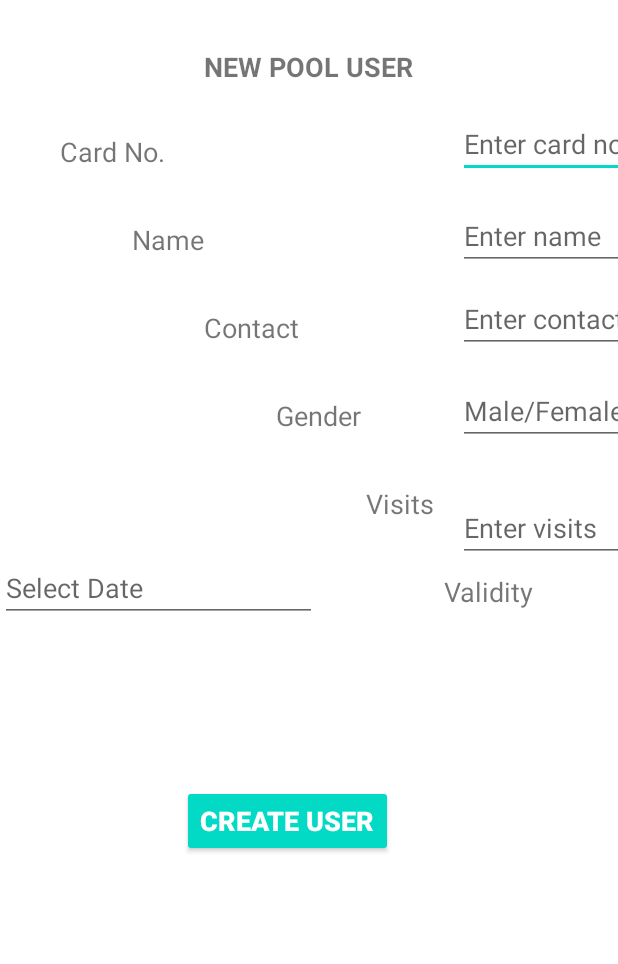
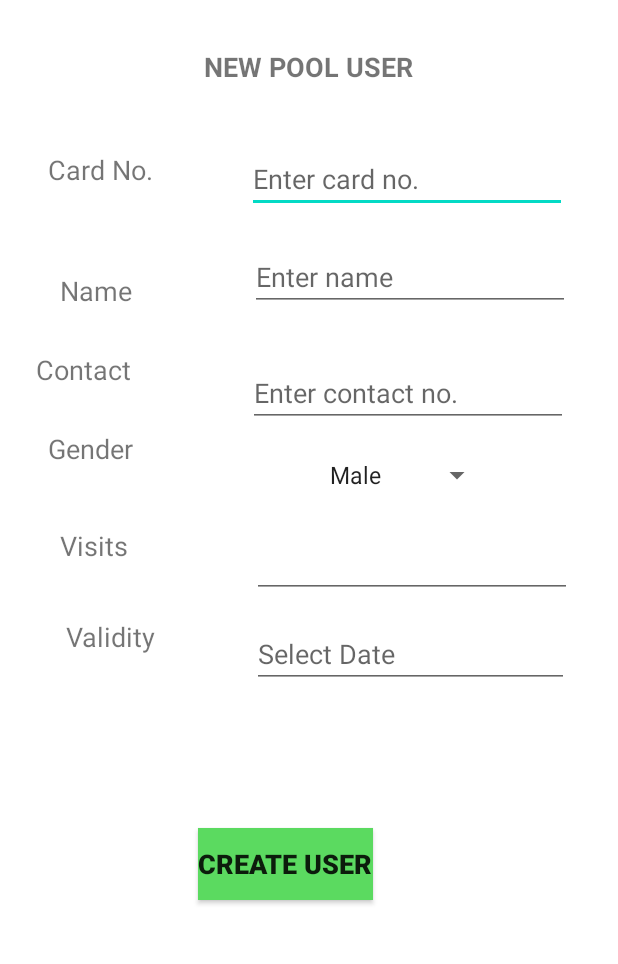
Before and after one commit to Gautime/NITC-Swimming-Pool-App, an Android app: the User screen opened directly, with no data from a screen before it, on a phone screen of 412 x 824 dp, the part 84-1048 px from its top. Run offline under Robolectric (Android 15) with nearby library versions, the phone set to English and light mode, and no system bars; our stand-ins replace Firebase (no records; nobody signed in at launch, a user with empty details on screens opened directly).

Commit message:
Corrected Update payment and add user

```diff
--- a/PoolManagement/app/src/main/java/com/example/poolmanagement/User.java
+++ b/PoolManagement/app/src/main/java/com/example/poolmanagement/User.java
@@ -29,6 +29,8 @@ public class User extends AppCompatActivity implements AdapterView.OnItemSelecte
 
     private FirebaseFirestore db;
     private Map<String,Object> data = new HashMap<>();
+    String validity;
+    String genderscroll;
     EditText card_no;
     EditText name;
     EditText contact;
@@ -52,7 +54,7 @@ public class User extends AppCompatActivity implements AdapterView.OnItemSelecte
         spinner_gender.setOnItemSelectedListener(this);
 
         //gender = (EditText) findViewById(R.id.editTextgender_user);       --to be updated--
-        visits = (EditText) findViewById(R.id.editText_visits_user);
+        visits = (EditText) findViewById(R.id.editText_intvisits_user);
         //validity = (EditText) findViewById(R.id.editText_validity_user);      --to be updated--
 
         text_validity_user = findViewById(R.id.text_validity_user);
@@ -74,7 +76,7 @@ public class User extends AppCompatActivity implements AdapterView.OnItemSelecte
             @Override
             public void onDateSet(DatePicker view, int year, int month, int dayOfMonth) {
                 month = month+1;
-                String date = day+"/"+month+"/"+year;
+                String date = month+"/"+day+"/"+year;
                 text_validity_user.setText(date);
             }
         };
@@ -86,8 +88,9 @@ public class User extends AppCompatActivity implements AdapterView.OnItemSelecte
                     @Override
                     public void onDateSet(DatePicker view, int year, int month, int day) {
                         month = month+1;
-                        String date = day+"/"+month+"/"+year;
-                        et_validityDate.setText(date);;
+                        String date = month+"/"+day+"/"+year;
+                        et_validityDate.setText(date);
+                        validity = date;
                     }
                 },year,month,day);
                         datePickerDialog.show();
@@ -99,11 +102,13 @@ public class User extends AppCompatActivity implements AdapterView.OnItemSelecte
     }
     @Override
     public void onItemSelected(AdapterView<?> parent, View view, int position, long id) {
-        Toast.makeText(this, parent.getSelectedItem().toString(), Toast.LENGTH_SHORT).show();
+       // Toast.makeText(this, parent.getSelectedItem().toString(), Toast.LENGTH_SHORT).show();
+        genderscroll = parent.getSelectedItem().toString();
     }
 
     @Override
     public void onNothingSelected(AdapterView<?> parent) {
+        genderscroll = "Male";
 
     }
 
@@ -113,16 +118,16 @@ public class User extends AppCompatActivity implements AdapterView.OnItemSelecte
         final String cardno = card_no.getText().toString();
         final String user = name.getText().toString();
         final String contactno = contact.getText().toString();
-        //final String genders = ge nder.getText().toString();      --to be updated--
-        final String visit = visits.getText().toString();
-        //final String valid = validity.getText().toString();       --to be updated--
+        final String genders = genderscroll;
+        final Integer visit = Integer.parseInt(visits.getText().toString());
+        final String valid = validity;
 
         data.put("card",cardno);
         data.put("Name",user);
         data.put("Contact",contactno);
-        //data.put("Gender",gender);            --to be updated--
+        data.put("Gender",genders);
         data.put("Visits",visit);
-        //data.put("Validity",valid);           --to be updated--
+        data.put("Validity",valid);
 
         db.collection("user").document(cardno)
                 .set(data)
--- a/PoolManagement/app/src/main/res/layout/activity_user.xml
+++ b/PoolManagement/app/src/main/res/layout/activity_user.xml
@@ -25,15 +25,13 @@
 
         <TextView
             android:id="@+id/text_card_user"
-        android:layout_width="0dp"
+            android:layout_width="wrap_content"
             android:layout_height="wrap_content"
-        android:layout_marginStart="40dp"
-        android:layout_marginLeft="40dp"
-        android:layout_marginTop="32dp"
+            android:layout_marginStart="32dp"
+            android:layout_marginLeft="32dp"
+            android:layout_marginTop="44dp"
             android:text="@string/text_card_user"
             android:textSize="18sp"
-        app:layout_constraintEnd_toEndOf="parent"
-        app:layout_constraintHorizontal_bias="0.119"
             app:layout_constraintStart_toStartOf="parent"
             app:layout_constraintTop_toBottomOf="@+id/text_user" />
 
@@ -41,71 +39,49 @@
             android:id="@+id/text_name_user"
             android:layout_width="0dp"
             android:layout_height="wrap_content"
-        android:layout_marginStart="48dp"
+            android:layout_marginStart="40dp"
             android:layout_marginLeft="40dp"
-        android:layout_marginTop="34dp"
+            android:layout_marginTop="56dp"
             android:text="@string/text_name_user"
             android:textSize="18sp"
-        app:layout_constraintEnd_toEndOf="@+id/text_card_user"
-        app:layout_constraintHorizontal_bias="0.0"
-        app:layout_constraintStart_toStartOf="@+id/text_card_user"
+            app:layout_constraintStart_toStartOf="parent"
             app:layout_constraintTop_toBottomOf="@+id/text_card_user" />
 
         <TextView
             android:id="@+id/text_contact_user"
             android:layout_width="0dp"
             android:layout_height="wrap_content"
-        android:layout_marginStart="48dp"
-        android:layout_marginLeft="40dp"
-        android:layout_marginTop="34dp"
+            android:layout_marginStart="24dp"
+            android:layout_marginLeft="24dp"
+            android:layout_marginTop="28dp"
             android:text="@string/text_contact_user"
             android:textSize="18sp"
-        app:layout_constraintEnd_toEndOf="@+id/text_name_user"
-        app:layout_constraintHorizontal_bias="0.0"
-        app:layout_constraintStart_toStartOf="@+id/text_name_user"
+            app:layout_constraintStart_toStartOf="parent"
             app:layout_constraintTop_toBottomOf="@+id/text_name_user" />
 
         <TextView
             android:id="@+id/text_gender_user"
             android:layout_width="0dp"
             android:layout_height="wrap_content"
-        android:layout_marginStart="48dp"
-        android:layout_marginLeft="40dp"
-        android:layout_marginTop="34dp"
+            android:layout_marginStart="32dp"
+            android:layout_marginLeft="32dp"
+            android:layout_marginTop="28dp"
             android:text="@string/text_gender_user"
             android:textSize="18sp"
-        app:layout_constraintEnd_toEndOf="@+id/text_contact_user"
-        app:layout_constraintHorizontal_bias="0.0"
-        app:layout_constraintStart_toStartOf="@+id/text_contact_user"
+            app:layout_constraintStart_toStartOf="parent"
             app:layout_constraintTop_toBottomOf="@+id/text_contact_user" />
 
         <TextView
             android:id="@+id/text_visits_user"
             android:layout_width="0dp"
             android:layout_height="wrap_content"
-        android:layout_marginStart="60dp"
+            android:layout_marginStart="40dp"
             android:layout_marginLeft="40dp"
-        android:layout_marginTop="34dp"
+            android:layout_marginTop="40dp"
             android:text="@string/text_visits_user"
             android:textSize="18sp"
-        app:layout_constraintEnd_toEndOf="@+id/text_gender_user"
-        app:layout_constraintHorizontal_bias="0.0"
-        app:layout_constraintStart_toStartOf="@+id/text_gender_user"
+            app:layout_constraintStart_toStartOf="parent"
             app:layout_constraintTop_toBottomOf="@+id/text_gender_user" />
-
-    <TextView
-        android:id="@+id/text_validity_user"
-        android:layout_width="0dp"
-        android:layout_height="wrap_content"
-        android:layout_marginStart="52dp"
-        android:layout_marginLeft="40dp"
-        android:layout_marginTop="34dp"
-        android:text="@string/text_validity_user"
-        android:textSize="18sp"
-        app:layout_constraintEnd_toEndOf="@+id/text_visits_user"
-        app:layout_constraintHorizontal_bias="0.0"
-        app:layout_constraintStart_toStartOf="@+id/text_visits_user"
-        app:layout_constraintTop_toBottomOf="@+id/text_visits_user" />
 
 
         <!-- <EditText
@@ -121,54 +97,49 @@
         app:layout_constraintStart_toStartOf="@+id/editText_visits_user"
         app:layout_constraintTop_toBottomOf="@+id/editText_visits_user" /> -->
 
+        <TextView
+            android:id="@+id/text_validity_user"
+            android:layout_width="0dp"
+            android:layout_height="wrap_content"
+            android:layout_marginStart="44dp"
+            android:layout_marginLeft="44dp"
+            android:layout_marginTop="36dp"
+            android:text="@string/text_validity_user"
+            android:textSize="18sp"
+            app:layout_constraintStart_toStartOf="parent"
+            app:layout_constraintTop_toBottomOf="@+id/text_visits_user" />
+
         <EditText
             android:id="@+id/editText_card_user"
             android:layout_width="wrap_content"
             android:layout_height="wrap_content"
-        android:layout_marginTop="16dp"
+            android:layout_marginTop="40dp"
             android:ems="10"
             android:hint="@string/editText_card_user"
             android:inputType="textPersonName"
-        app:layout_constraintBottom_toBottomOf="@+id/text_card_user"
             app:layout_constraintEnd_toEndOf="parent"
-        app:layout_constraintHorizontal_bias="0.67"
+            app:layout_constraintHorizontal_bias="0.648"
             app:layout_constraintStart_toEndOf="@+id/text_card_user"
-        app:layout_constraintTop_toTopOf="@+id/text_card_user"
-        app:layout_constraintVertical_bias="0.868" />
+            app:layout_constraintTop_toBottomOf="@+id/text_user" />
 
         <EditText
             android:id="@+id/editText_name_user"
             android:layout_width="wrap_content"
             android:layout_height="wrap_content"
-        android:layout_marginTop="16dp"
+            android:layout_marginTop="20dp"
             android:ems="10"
             android:hint="@string/editText_name_user"
             android:inputType="textPersonName"
-        app:layout_constraintBottom_toBottomOf="@+id/text_name_user"
-        app:layout_constraintEnd_toEndOf="@+id/editText_card_user"
-        app:layout_constraintHorizontal_bias="0.0"
-        app:layout_constraintStart_toStartOf="@+id/editText_card_user"
-        app:layout_constraintTop_toBottomOf="@+id/editText_card_user"
-        app:layout_constraintVertical_bias="0.0" />
-
-    <EditText
-        android:id="@+id/editTextgender_user"
-        android:layout_width="wrap_content"
-        android:layout_height="wrap_content"
-        android:layout_marginTop="16dp"
-        android:ems="10"
-        android:hint="@string/editText_gender_user"
-        android:inputType="textPersonName"
             app:layout_constraintEnd_toEndOf="parent"
-        app:layout_constraintHorizontal_bias="0.663"
-        app:layout_constraintStart_toEndOf="@+id/text_gender_user"
-        app:layout_constraintTop_toBottomOf="@+id/editText_contact_user" />
+            app:layout_constraintHorizontal_bias="0.71"
+            app:layout_constraintStart_toEndOf="@+id/text_name_user"
+            app:layout_constraintTop_toBottomOf="@+id/editText_card_user" />
 
         <Button
             android:id="@+id/button_user"
-        style="@android:style/Widget.Material.Button.Colored"
             android:layout_width="wrap_content"
             android:layout_height="wrap_content"
+            android:background="#5BDA60"
             android:onClick="newuser"
             android:text="@string/button_user"
             android:textSize="18sp"
@@ -184,42 +155,40 @@
             android:id="@+id/et_validityDate"
             android:layout_width="211dp"
             android:layout_height="40dp"
-        android:hint="Select Date"
+            android:layout_marginTop="20dp"
+            android:hint="@string/et_validityDate"
+            android:inputType="date"
             android:textSize="18sp"
-        app:layout_constraintBottom_toBottomOf="@+id/text_validity_user"
-        app:layout_constraintEnd_toEndOf="@+id/editText_visits_user"
-        app:layout_constraintHorizontal_bias="0.385"
-        app:layout_constraintStart_toStartOf="@+id/editText_visits_user"
-        app:layout_constraintTop_toTopOf="@+id/text_validity_user"
+            app:layout_constraintEnd_toEndOf="parent"
+            app:layout_constraintHorizontal_bias="0.663"
+            app:layout_constraintStart_toEndOf="@+id/text_validity_user"
+            app:layout_constraintTop_toBottomOf="@+id/editText_intvisits_user"
             tools:ignore="MissingConstraints" />
 
         <EditText
             android:id="@+id/editText_contact_user"
             android:layout_width="wrap_content"
             android:layout_height="wrap_content"
-        android:layout_marginTop="16dp"
+            android:layout_marginTop="32dp"
             android:ems="10"
             android:hint="@string/editText_contact_user"
             android:inputType="phone"
-        app:layout_constraintBottom_toBottomOf="@+id/text_contact_user"
-        app:layout_constraintEnd_toEndOf="@+id/editText_name_user"
-        app:layout_constraintHorizontal_bias="0.0"
-        app:layout_constraintStart_toStartOf="@+id/editText_name_user"
-        app:layout_constraintTop_toTopOf="@+id/text_contact_user"
-        app:layout_constraintVertical_bias="0.883" />
+            app:layout_constraintEnd_toEndOf="parent"
+            app:layout_constraintHorizontal_bias="0.699"
+            app:layout_constraintStart_toEndOf="@+id/text_contact_user"
+            app:layout_constraintTop_toBottomOf="@+id/editText_name_user" />
 
         <EditText
             android:id="@+id/editText_intvisits_user"
             android:layout_width="wrap_content"
             android:layout_height="42dp"
-        android:layout_marginTop="36dp"
+            android:layout_marginTop="28dp"
             android:ems="10"
-        android:hint="@string/editText_intvisits_user"
             android:inputType="number"
             app:layout_constraintEnd_toEndOf="parent"
-        app:layout_constraintHorizontal_bias="0.666"
+            app:layout_constraintHorizontal_bias="0.728"
             app:layout_constraintStart_toEndOf="@+id/text_visits_user"
-        app:layout_constraintTop_toBottomOf="@+id/editTextgender_user" />
+            app:layout_constraintTop_toBottomOf="@+id/spinner4" />
 
         <androidx.appcompat.widget.Toolbar
             android:id="@+id/toolbar_checkin"
@@ -229,33 +198,22 @@
             android:minHeight="?attr/actionBarSize"
             android:theme="?attr/actionBarTheme"
             app:layout_constraintEnd_toEndOf="parent"
+            app:layout_constraintHorizontal_bias="0.0"
             app:layout_constraintStart_toStartOf="parent"
             app:layout_constraintTop_toTopOf="parent"
             app:popupTheme="@style/Theme.AppCompat.Light"
             app:title="Pool Management" />
 
-        android:hint="@string/editText_visits_user"
-        android:inputType="numberDecimal"
-        android:textSize="18sp"
-        app:layout_constraintBottom_toBottomOf="@+id/text_visits_user"
-        app:layout_constraintEnd_toEndOf="@+id/spinner4"
-        app:layout_constraintHorizontal_bias="0.0"
-        app:layout_constraintStart_toStartOf="@+id/spinner4"
-        app:layout_constraintTop_toTopOf="@+id/text_visits_user"
-        app:layout_constraintVertical_bias="0.821" />
-
         <Spinner
             android:id="@+id/spinner4"
-        android:layout_width="212dp"
-        android:layout_height="40dp"
-        android:layout_marginTop="40dp"
+            android:layout_width="wrap_content"
+            android:layout_height="wrap_content"
+            android:layout_marginTop="20dp"
             android:entries="@array/spinner_items"
-        app:layout_constraintBottom_toBottomOf="@+id/text_gender_user"
-        app:layout_constraintEnd_toEndOf="@+id/editText_contact_user"
-        app:layout_constraintHorizontal_bias="0.0"
-        app:layout_constraintStart_toStartOf="@+id/editText_contact_user"
-        app:layout_constraintTop_toTopOf="@+id/text_gender_user"
-        app:layout_constraintVertical_bias="0.869" />
+            app:layout_constraintEnd_toEndOf="parent"
+            app:layout_constraintHorizontal_bias="0.597"
+            app:layout_constraintStart_toEndOf="@+id/text_gender_user"
+            app:layout_constraintTop_toBottomOf="@+id/editText_contact_user" />
 
 
 </androidx.constraintlayout.widget.ConstraintLayout>
--- a/PoolManagement/app/src/main/res/values/arrays.xml
+++ b/PoolManagement/app/src/main/res/values/arrays.xml
@@ -9,4 +9,7 @@
         <item>reply</item>
         <item>reply_all</item>
     </string-array>
+    <string-array name="spinner_items">
+        <item>Male</item>
+        <item>Female</item></string-array>
 </resources>
--- a/PoolManagement/app/src/main/res/values/strings.xml
+++ b/PoolManagement/app/src/main/res/values/strings.xml
@@ -69,4 +69,7 @@
     <string name="editText_contact_user">Enter contact no.</string>
     <string name="editText_visits_user">Visits left</string>
     <string name="editText_intvisits_user">Enter visits</string>
+    <string name="et_validityDate">Select Date</string>
+    <string name="tv_validity">Validity</string>
+    <string name="et_validity">Select Date</string>
 </resources>
```
Also changed, not shown: PoolManagement/app/src/main/java/com/example/poolmanagement/payment.java (+19 -31 lines), PoolManagement/app/src/main/res/layout/activity_checkin.xml (+6 -7 lines), PoolManagement/app/src/main/res/layout/activity_payment.xml (+57 -63 lines). Lines whose indentation alone changed are shown as unchanged.
